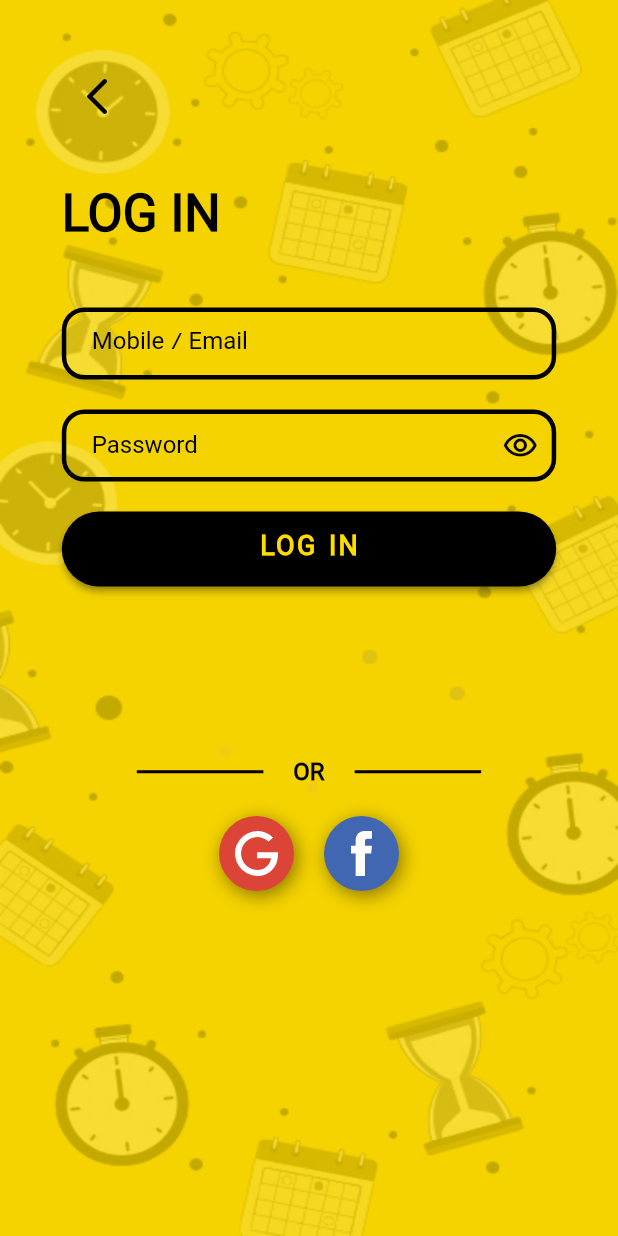
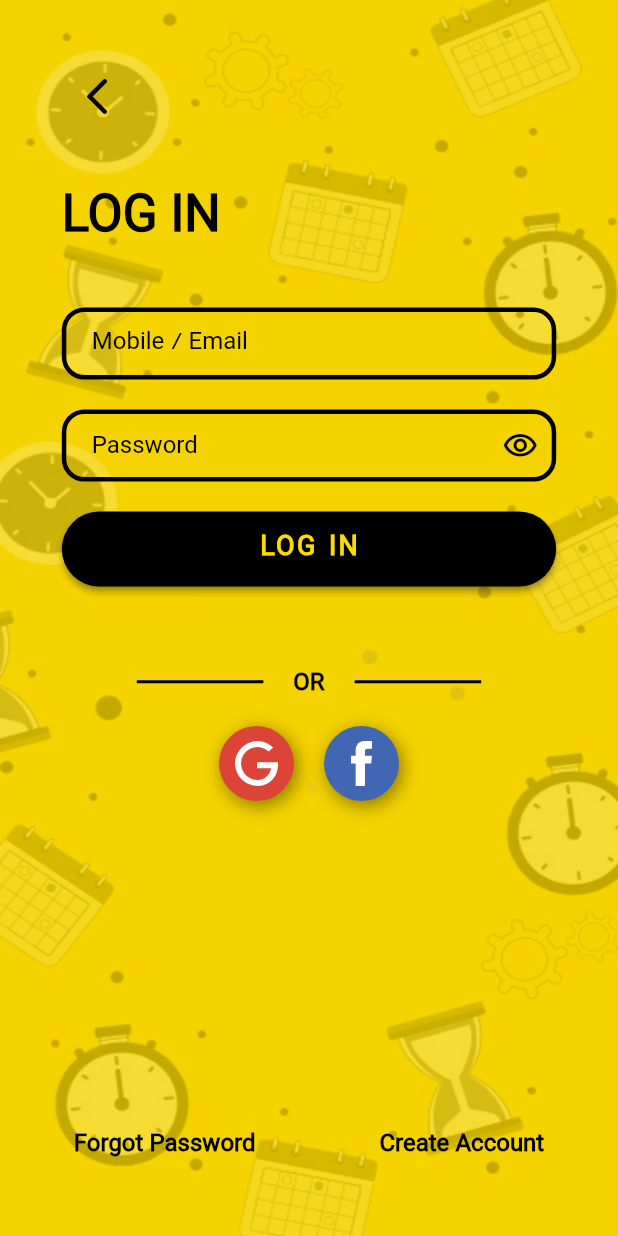
Before and after one commit to MostafaKhalile/Mobile, a Flutter app: the LoginModeratorPage screen opened by its route, after a tap on "LOG IN", on a phone screen of 412 x 824 dp. Run offline on Flutter 3.47's test engine with Material 2 defaults, Android fonts, the phone set to English and light mode, and no system bars; our stand-ins replace badges, bloc, carousel_slider, connectivity_plus, curved_navigation_bar, equatable and 13 more; missing offline and left inert: flutter_verification_code, grouped_buttons; accounts and stored records are empty; network calls fail; project files that could hold a hidden picture were left out.

Commit message:
refactoring and restore reset password StartUp Screen

```diff
--- a/lib/Helpers/APIUrls.dart
+++ b/lib/Helpers/APIUrls.dart
@@ -1,7 +1,7 @@
 // #############Strings################
 const String KAppName = "Tech Time";
-// const String KAPIURL = "https://www.techtime.app";
-const String KAPIURL = "https://www.test.techtime.app";
+const String KAPIURL = "https://www.techtime.app";
+// const String KAPIURL = "https://www.test.techtime.app";
 const String KPlaceHolder = "https://via.placeholder.com/150";
 
 // #############Routes##################
--- a/lib/route_generator.dart
+++ b/lib/route_generator.dart
@@ -46,11 +46,11 @@ class RouteGenerator {
         );
       case LoginPage.routeName:
         return PageTransition(
-          type: PageTransitionType.fade,
+          type: PageTransitionType.rightToLeft,
           duration: Duration(milliseconds: 400),
           child: LoginPage(),
         );
-      case '/clientRegistration':
+      case ClientSignupPage.routeName:
         return PageTransition(
           type: PageTransitionType.rightToLeft,
           duration: Duration(milliseconds: 400),
--- a/lib/screens/Core/startupViews/client_signup_page.dart
+++ b/lib/screens/Core/startupViews/client_signup_page.dart
@@ -2,6 +2,7 @@ import 'package:flutter/material.dart';
 import 'package:techtime/Helpers/localization/app_localizations_delegates.dart';
 
 class ClientSignupPage extends StatefulWidget {
+  static const String routeName = "/signUp";
   @override
   _ClientSignupPageState createState() => _ClientSignupPageState();
 }
--- a/lib/screens/Core/startupViews/loginScreen/login_page.dart
+++ b/lib/screens/Core/startupViews/loginScreen/login_page.dart
@@ -2,6 +2,8 @@ import 'package:flutter/material.dart';
 import 'package:flutter_svg/flutter_svg.dart';
 import 'package:techtime/Helpers/app_consts.dart';
 import 'package:techtime/Helpers/localization/app_localizations_delegates.dart';
+import 'package:techtime/Screens/Core/startupViews/client_signup_page.dart';
+import 'package:techtime/Screens/Core/startupViews/emailForgetPassworProcess/email_forget_password.dart';
 import 'package:techtime/widgets/core/horizontal_gap.dart';
 import 'package:techtime/widgets/core/social_button.dart';
 
@@ -118,6 +120,35 @@ class _LoginPageState extends State<LoginPage> {
                         ],
                       ),
                     )),
+                Expanded(
+                  child: Row(
+                    mainAxisAlignment: MainAxisAlignment.spaceBetween,
+                    children: [
+                      TextButton(
+                        onPressed: () => Navigator.pushNamed(
+                            context, EmailForgetPassword.routeName),
+                        child: Text(
+                          AppLocalizations.of(context)
+                              .translate('forgotPassword'),
+                          style: Theme.of(context).textTheme.subtitle1.copyWith(
+                              color: Colors.black, fontWeight: FontWeight.w700),
+                        ),
+                      ),
+                      TextButton(
+                              onPressed: () => Navigator.pushNamed(
+                              context, ClientSignupPage.routeName),
+                          child: Text(
+                              AppLocalizations.of(context)
+                                  .translate('newAccount'),
+                              style: Theme.of(context)
+                                  .textTheme
+                                  .subtitle1
+                                  .copyWith(
+                                      color: Colors.black,
+                                      fontWeight: FontWeight.w700))),
+                    ],
+                  ),
+                ),
               ]))),
     );
   }
--- a/lib/screens/Core/startupViews/login_moderator_page.dart
+++ b/lib/screens/Core/startupViews/login_moderator_page.dart
@@ -1,6 +1,7 @@
 import 'package:flutter/material.dart';
 import 'package:techtime/Helpers/APIUrls.dart';
 import 'package:techtime/Helpers/localization/app_localizations_delegates.dart';
+import 'package:techtime/Screens/Core/startupViews/client_signup_page.dart';
 import 'package:techtime/screens/Core/ConnectivityView/network_sensitive.dart';
 
 class LoginModeratorPage extends StatelessWidget {
@@ -91,7 +92,7 @@ class LoginModeratorPage extends StatelessWidget {
                             // ignore: deprecated_member_use
                             child: RaisedButton(
                               onPressed: () => Navigator.pushNamed(
-                                  context, "/clientRegistration"),
+                                  context, ClientSignupPage.routeName),
                               child: Text(
                                 AppLocalizations.of(context)
                                     .translate('signup'),
```
Also changed, not shown: lib/screens/Core/startupViews/edit_password_screen.dart (+22 -4 lines).
